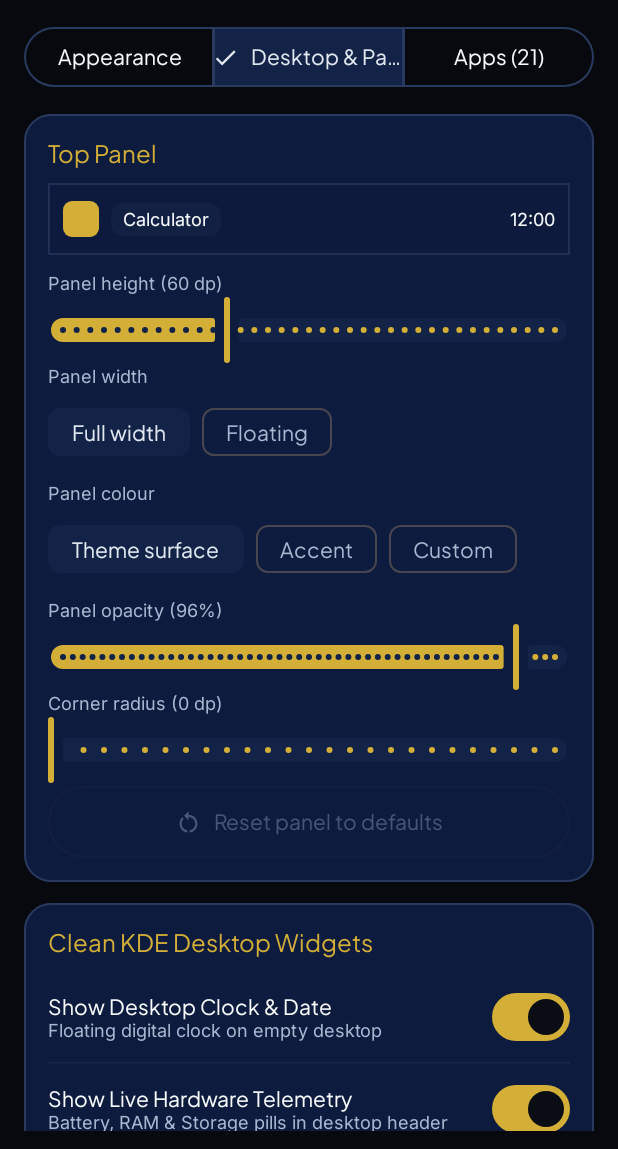
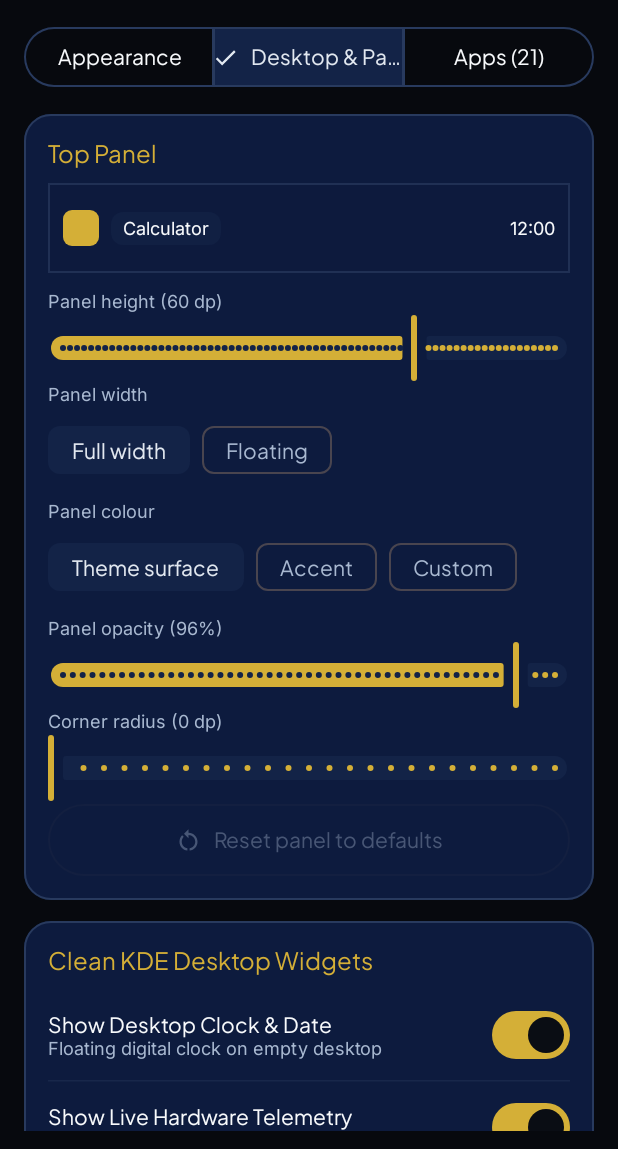
Before and after one commit to Gass-OS/CAMEL-OS-, an Android app built with Jetpack Compose: the composable CamelSettingsScreen shown on its own in the app's theme, after a tap on "Desktop & Panel", on a phone screen of 412 x 824 dp, the part 87-1236 px from its top. Run offline under Robolectric (Android 15) with nearby library versions, the phone set to English and light mode, and no system bars; 1 statement that could not run was skipped.

Commit message:
feat: panel height 10-80 dp with proportional content scaling

```diff
--- a/app/src/main/java/com/example/camel/core/CamelPreferencesStore.kt
+++ b/app/src/main/java/com/example/camel/core/CamelPreferencesStore.kt
@@ -52,7 +52,7 @@ data class CamelOsPreferences(
     val disabledApps: Set<String> = emptySet(),
     /** Per-app custom icons: routeKey -> "icon:<Name>" or "file:<path>". */
     val customAppIcons: Map<String, String> = emptyMap(),
-    /** Top panel height in dp (48–84). 60 is the original height. 48 is the button row itself — the panel cannot go below that without clipping the buttons. */
+    /** Top panel height in dp (10–80). 60 is the original height; content scales with it (see panelContentScale). */
     val panelHeightDp: Float = 60f,
     val panelWidthMode: CamelPanelWidth = CamelPanelWidth.FULL,
     val panelColourMode: CamelPanelColour = CamelPanelColour.THEME_SURFACE,
@@ -101,7 +101,7 @@ class CamelPreferencesStore(private val context: Context) {
             pinnedPanelApps = prefs[Keys.PINNED_PANEL_APPS] ?: emptySet(),
             disabledApps = prefs[Keys.DISABLED_APPS] ?: emptySet(),
             customAppIcons = CamelAppIconOverrides.parse(prefs[Keys.CUSTOM_APP_ICONS] ?: emptySet()),
-            panelHeightDp = (prefs[Keys.PANEL_HEIGHT_DP] ?: 60f).coerceIn(48f, 84f),
+            panelHeightDp = (prefs[Keys.PANEL_HEIGHT_DP] ?: 60f).coerceIn(10f, 80f),
             panelWidthMode = CamelPanelWidth.fromId(prefs[Keys.PANEL_WIDTH_MODE]),
             panelColourMode = CamelPanelColour.fromId(prefs[Keys.PANEL_COLOUR_MODE]),
             panelCustomColourHex = prefs[Keys.PANEL_CUSTOM_COLOUR_HEX] ?: 0xFFD4AF37,
@@ -194,7 +194,7 @@ class CamelPreferencesStore(private val context: Context) {
     }
 
     suspend fun setPanelHeightDp(heightDp: Float) {
-        context.camelOsDataStore.edit { it[Keys.PANEL_HEIGHT_DP] = heightDp.coerceIn(48f, 84f) }
+        context.camelOsDataStore.edit { it[Keys.PANEL_HEIGHT_DP] = heightDp.coerceIn(10f, 80f) }
     }
 
     suspend fun setPanelWidthMode(mode: CamelPanelWidth) {
--- a/app/src/main/java/com/example/camel/ui/CamelPanelStyle.kt
+++ b/app/src/main/java/com/example/camel/ui/CamelPanelStyle.kt
@@ -32,6 +32,16 @@ fun resolvePanelColour(mode: CamelPanelColour, customHex: Long): Color =
 fun effectivePanelCornerRadiusDp(widthMode: CamelPanelWidth, radiusDp: Float): Float =
     if (widthMode == CamelPanelWidth.FLOATING && radiusDp <= 0f) 12f else radiusDp
 
+/**
+ * Content scale for the top panel, relative to the original 60 dp height.
+ * The whole panel row (buttons, icons, text) scales with the height setting,
+ * so the panel never clips its content: at 10 dp it is a thin proportional
+ * strip, at 80 dp everything grows the same way. Used by the real panel and
+ * the settings preview so they cannot drift.
+ */
+fun panelContentScale(panelHeightDp: Float): Float =
+    (panelHeightDp / 60f).coerceIn(0.15f, 1.5f)
+
 /** True when any panel setting differs from the defaults (drives the Reset button). */
 fun isPanelCustomised(preferences: CamelOsPreferences): Boolean {
     val defaults = CamelOsPreferences()
--- a/app/src/main/java/com/example/camel/ui/CamelSettingsScreen.kt
+++ b/app/src/main/java/com/example/camel/ui/CamelSettingsScreen.kt
@@ -370,40 +370,45 @@ fun CamelSettingsScreen(
                                     preferences.panelWidthMode,
                                     preferences.panelCornerRadiusDp
                                 )
+                                val previewScale = panelContentScale(preferences.panelHeightDp)
+                                val previewLabelMedium =
+                                    MaterialTheme.typography.labelMedium.copy(
+                                        fontSize = MaterialTheme.typography.labelMedium.fontSize * previewScale
+                                    )
                                 Surface(
                                     color = previewColour.copy(alpha = preferences.panelAlpha),
                                     shape = RoundedCornerShape(previewRadius.dp),
                                     border = BorderStroke(1.dp, MaterialTheme.colorScheme.outline.copy(alpha = 0.7f)),
                                     modifier = Modifier
                                         .fillMaxWidth()
-                                        .height(48.dp)
+                                        .height(preferences.panelHeightDp.dp)
                                         .testTag("panel_preview")
                                 ) {
                                     Row(
-                                        modifier = Modifier.padding(horizontal = 10.dp),
+                                        modifier = Modifier.padding(horizontal = (10f * previewScale).dp),
                                         verticalAlignment = Alignment.CenterVertically,
-                                        horizontalArrangement = Arrangement.spacedBy(8.dp)
+                                        horizontalArrangement = Arrangement.spacedBy((8f * previewScale).dp)
                                     ) {
                                         Box(
                                             modifier = Modifier
-                                                .size(24.dp)
-                                                .clip(RoundedCornerShape(6.dp))
+                                                .size((24f * previewScale).dp)
+                                                .clip(RoundedCornerShape((6f * previewScale).dp))
                                                 .background(MaterialTheme.colorScheme.primary)
                                         )
                                         Surface(
                                             color = MaterialTheme.colorScheme.surfaceVariant.copy(alpha = 0.7f),
-                                            shape = RoundedCornerShape(8.dp)
+                                            shape = RoundedCornerShape((8f * previewScale).dp)
                                         ) {
                                             Text(
                                                 text = "Calculator",
-                                                style = MaterialTheme.typography.labelMedium,
-                                                modifier = Modifier.padding(horizontal = 8.dp, vertical = 4.dp)
+                                                style = previewLabelMedium,
+                                                modifier = Modifier.padding(horizontal = (8f * previewScale).dp, vertical = (4f * previewScale).dp)
                                             )
                                         }
                                         Spacer(modifier = Modifier.weight(1f))
                                         Text(
                                             text = "12:00",
-                                            style = MaterialTheme.typography.labelMedium,
+                                            style = previewLabelMedium,
                                             color = MaterialTheme.colorScheme.onSurface
                                         )
                                     }
@@ -417,8 +422,8 @@ fun CamelSettingsScreen(
                                 Slider(
                                     value = preferences.panelHeightDp,
                                     onValueChange = onSetPanelHeightDp,
-                                    valueRange = 48f..84f,
-                                    steps = 35,
+                                    valueRange = 10f..80f,
+                                    steps = 69,
                                     modifier = Modifier.testTag("panel_height_slider")
                                 )
                                 Text(
```
Also changed, not shown: app/src/main/java/com/example/camel/ui/CamelOsShell.kt (+59 -45 lines).
